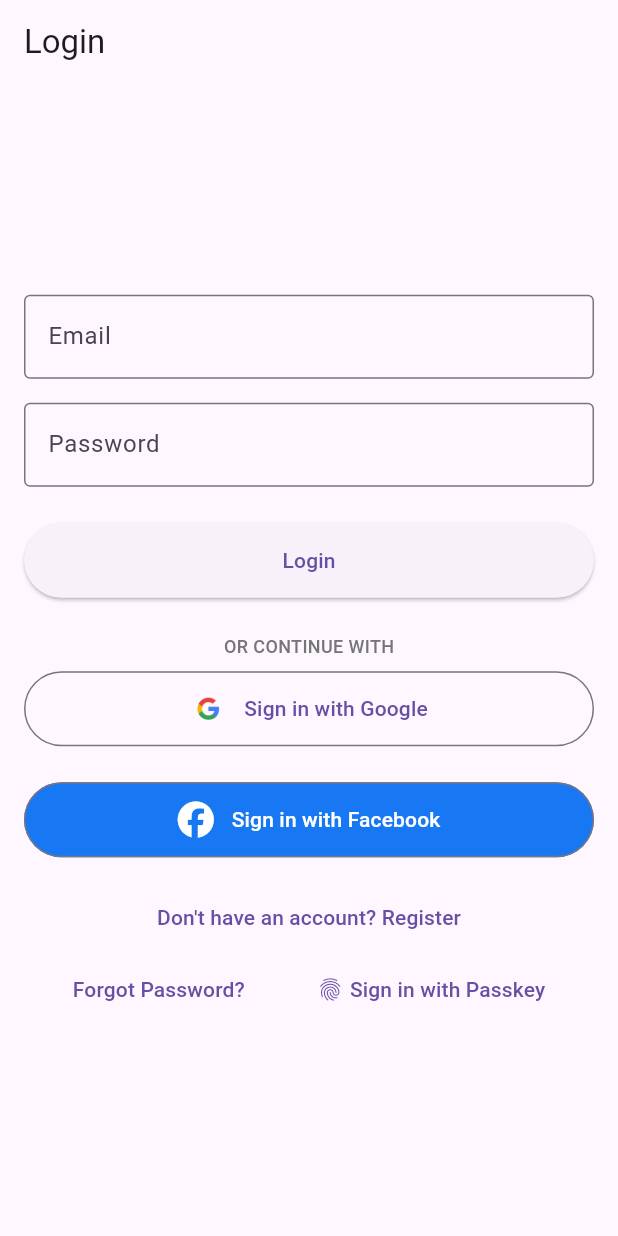
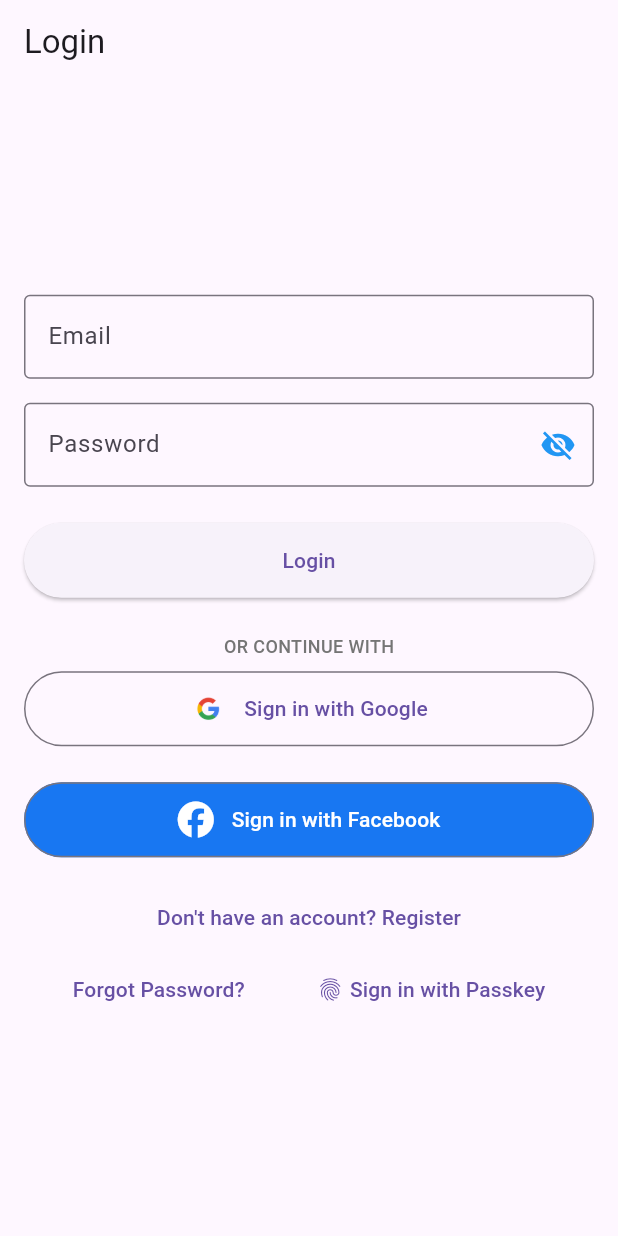
Before and after one commit to misbell/flutterfirebaseauth, a Flutter app: the screen it shows after launch, on a phone screen of 412 x 824 dp. Run offline on Flutter 3.47's test engine with Material 3 defaults, Android fonts, the phone set to English and light mode, and no system bars; our stand-ins replace firebase_auth, firebase_core, flutter_secure_storage, font_awesome_flutter, google_sign_in, local_auth and 1 more; missing offline and left inert: flutter_facebook_auth; accounts and stored records are empty.

Commit message:
password eye feature

```diff
--- a/lib/main.dart
+++ b/lib/main.dart
@@ -856,6 +856,7 @@ class _LoginScreenState extends State<LoginScreen> {
   final _emailController = TextEditingController();
   final _passwordController = TextEditingController();
   bool _isLogin = true;
+  bool _passwordVisible = false;
 
   @override
   Widget build(BuildContext context) {
@@ -898,6 +899,17 @@ class _LoginScreenState extends State<LoginScreen> {
                 decoration: InputDecoration(
                   labelText: 'Password',
                   border: OutlineInputBorder(),
+                  suffixIcon: IconButton(
+                    icon: Icon(
+                      _passwordVisible ? Icons.visibility : Icons.visibility_off,
+                      color: Colors.blue,
+                    ),
+                    onPressed: () {
+                      setState(() {
+                        _passwordVisible = !_passwordVisible;
+                      });
+                    },
+                  ),
                 ),
                 validator: (value) {
                   if (value == null || value.isEmpty) {
@@ -908,7 +920,7 @@ class _LoginScreenState extends State<LoginScreen> {
                   }
                   return null;
                 },
-                obscureText: true,
+                obscureText: !_passwordVisible,
               ),
               SizedBox(height: 24),
 
```
Also changed, not shown: 4 other files.
